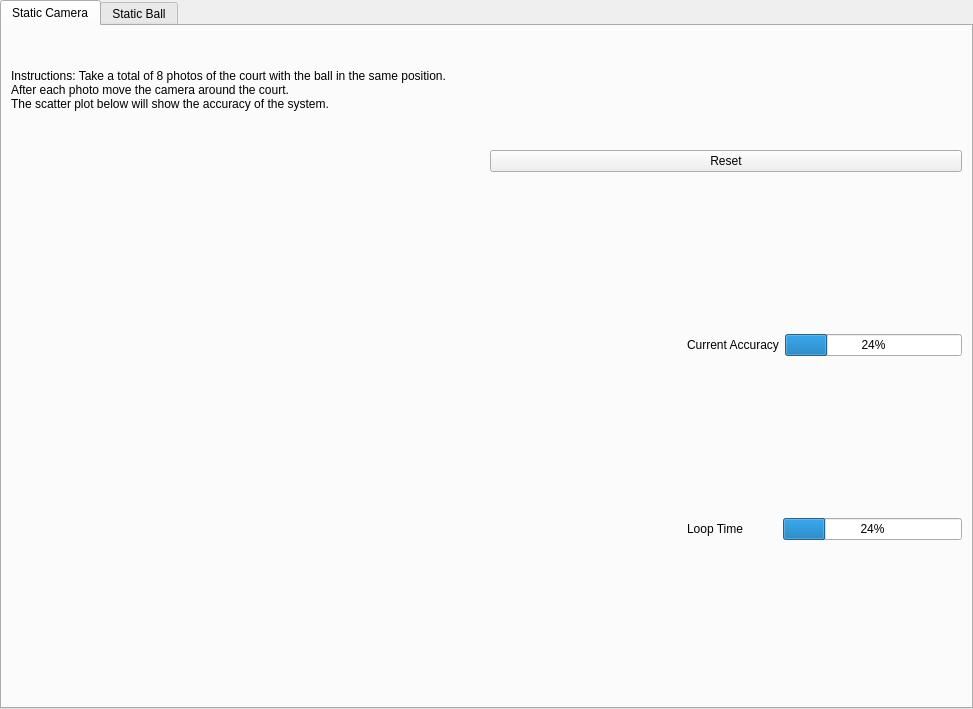
First picture: the form in esd2_GUI.ui, repository Red-Singularity/Bits_Bytes_and_Beyond, before the edit.
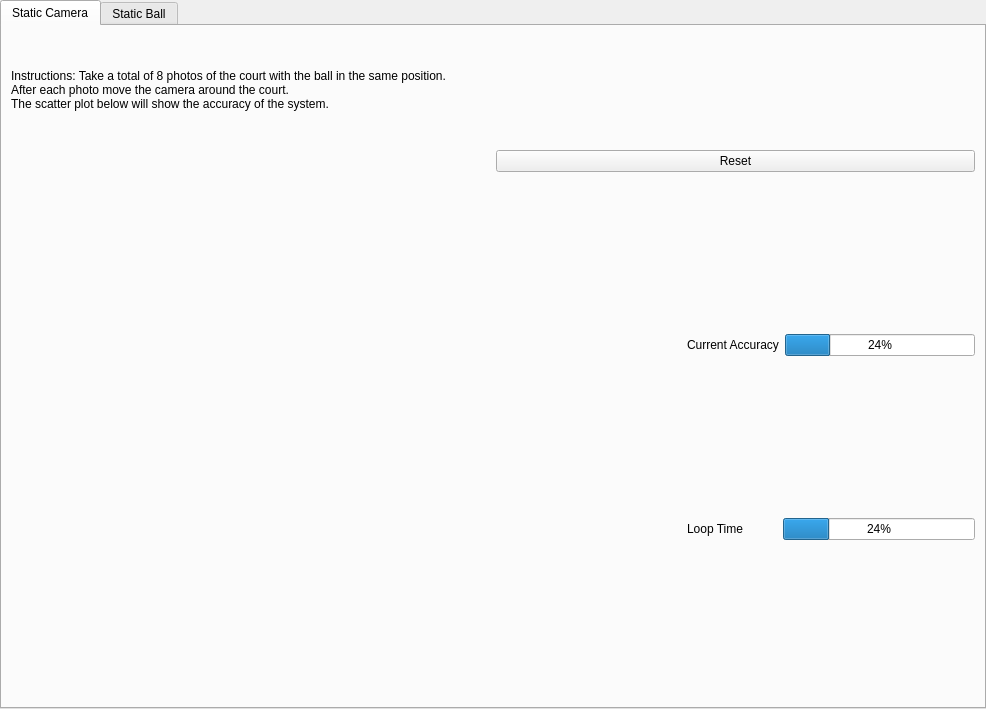
Second picture: the form after the edit.

Commit message: Added signals for variables

```diff
--- a/esd2_GUI.ui
+++ b/esd2_GUI.ui
@@ -6,7 +6,7 @@
    <rect>
     <x>0</x>
     <y>0</y>
-    <width>973</width>
+    <width>986</width>
     <height>709</height>
    </rect>
   </property>
```
Left out of the diff: 41 changed lines with no effect on the pictures. The commit also changes 1 other file.
